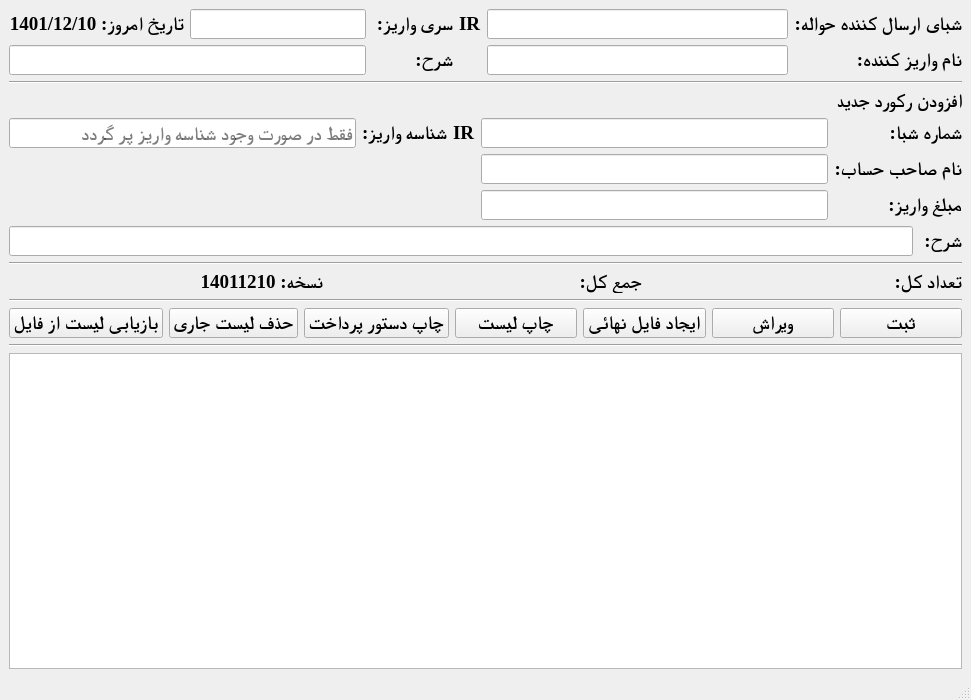
The window that mainwindow.ui (ahmadbabayi/QtBmipaya) describes before a commit, drawn with Qt 5.
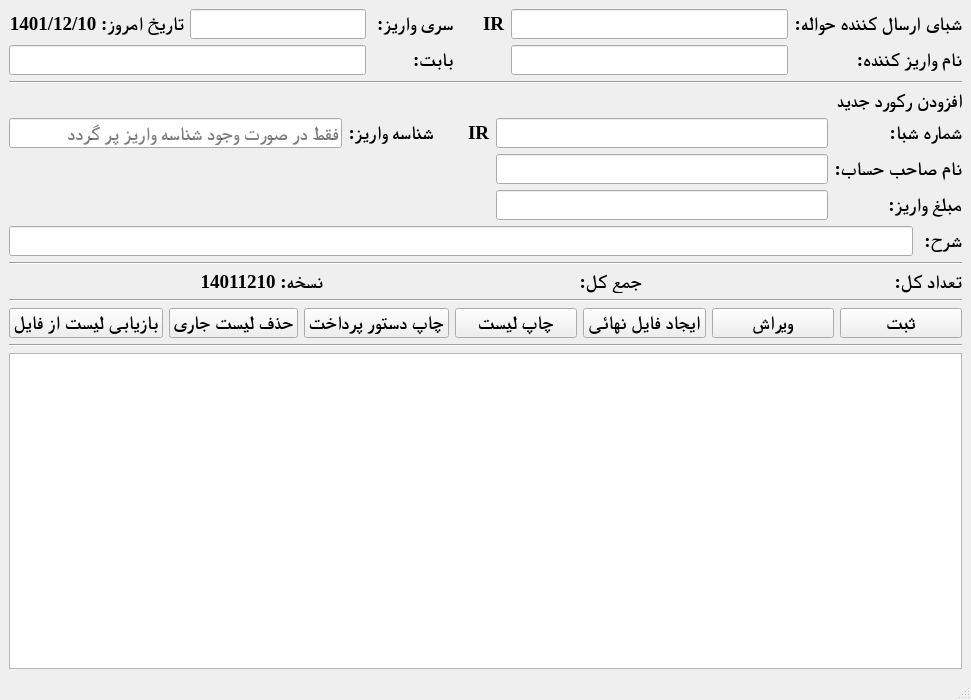
The same window after the commit.

Patch:
```diff
--- a/mainwindow.ui
+++ b/mainwindow.ui
@@ -97,7 +97,7 @@
            <enum>Qt::RightToLeft</enum>
           </property>
           <property name="text">
-           <string>شرح:</string>
+           <string>     بابت: </string>
           </property>
          </widget>
         </item>
@@ -107,7 +107,7 @@
            <enum>Qt::RightToLeft</enum>
           </property>
           <property name="text">
-           <string>سری واریز: </string>
+           <string>     سری واریز: </string>
           </property>
          </widget>
         </item>
@@ -172,7 +172,7 @@
       <item row="0" column="1">
        <widget class="QLabel" name="label_8">
         <property name="text">
-         <string>شناسه واریز:</string>
+         <string>      شناسه واریز:</string>
         </property>
        </widget>
       </item>
```
